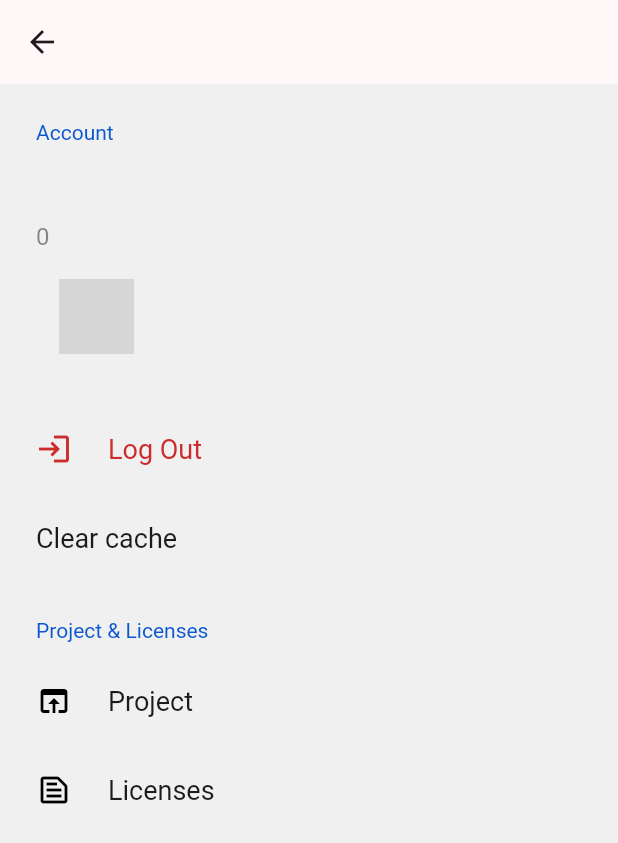
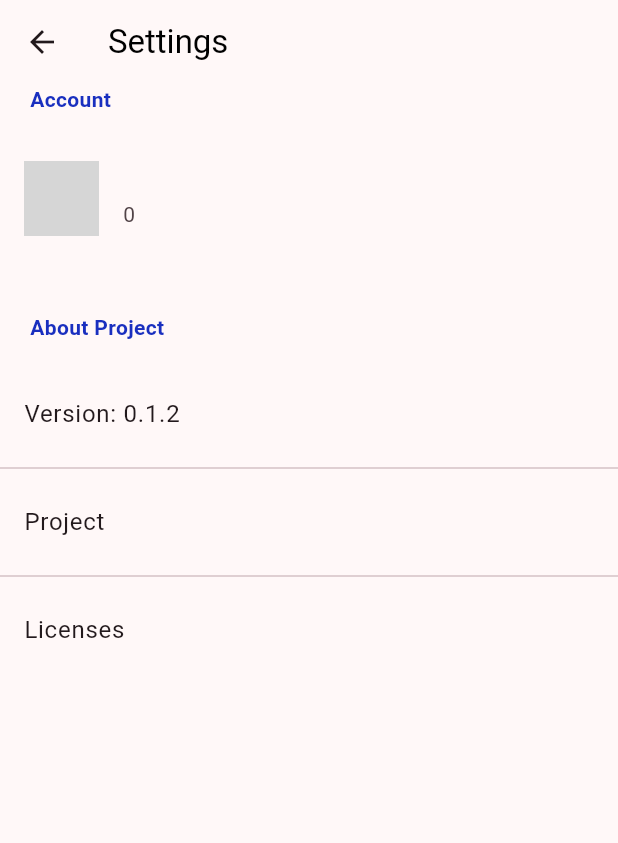
Before and after one commit to FussuChalice/OpenNZ, a Flutter app: the SettingsScreen screen opened directly, on a phone screen of 412 x 824 dp. Shown: the top 843 px of the screen. Run offline on Flutter 3.47's test engine with Material 3 defaults, Android fonts, the phone set to English and light mode, and no system bars; drawn by our look-alikes of cached_network_image, settings_ui; our stand-ins replace either_dart, figma_squircle, gap, hive_flutter; accounts and stored records are empty; generated files the repository leaves out were written again; network calls fail; grey boxes are pictures that could not be loaded.

Commit message:
feat : add license and change settings screen

```diff
--- a/lib/colors.dart
+++ b/lib/colors.dart
@@ -14,6 +14,8 @@ class ApplicationColors {
   static Color missedLessonsTable = const Color.fromARGB(255, 235, 96, 96);
   static Color subjectMarksTable = const Color(0xFFB5F2C2);
 
+  static Color textDivider = const Color(0xFF192fbf);
+
   static LinearGradient backgroundGradient = const LinearGradient(
     begin: Alignment(0.03, -1.00),
     end: Alignment(-0.03, 1),
--- a/lib/l10n/en.arb
+++ b/lib/l10n/en.arb
@@ -33,6 +33,7 @@
     "endTime": "End time",
     "account": "Account",
     "logOut": "Log Out",
-    "projectAndLicenses": "Project & Licenses",
+    "aboutProject": "About Project",
+    "settings": "Settings",
     "licenses": "Licenses"
 }
--- a/lib/l10n/ru.arb
+++ b/lib/l10n/ru.arb
@@ -33,6 +33,7 @@
     "endTime": "Время конца",
     "account": "Аккаунт",
     "logOut": "Выйти",
-    "projectAndLicenses": "Проект и Лицензии",
+    "aboutProject": "Про проект",
+    "settings": "Настройки",
     "licenses": "Лицензии"
 }
--- a/lib/l10n/uk.arb
+++ b/lib/l10n/uk.arb
@@ -33,6 +33,7 @@
     "endTime": "Час закінчення",
     "account": "Аккаунт",
     "logOut": "Вийти",
-    "projectAndLicenses": "Проєкт та Ліцензії",
+    "aboutProject": "Про проєкт",
+    "settings": "Налаштування",
     "licenses": "Ліцензії"
 }
--- a/lib/screens/settings_screen.dart
+++ b/lib/screens/settings_screen.dart
@@ -1,13 +1,16 @@
 import 'package:cached_network_image/cached_network_image.dart';
 import 'package:flutter/material.dart';
+import 'package:gap/gap.dart';
 import 'package:hive_flutter/hive_flutter.dart';
 import 'package:opennz_ua/colors.dart';
 import 'package:opennz_ua/network.dart';
 import 'package:opennz_ua/providers.dart';
 import 'package:flutter_gen/gen_l10n/app_localizations.dart';
 import 'package:opennz_ua/screens.dart';
+import 'package:opennz_ua/version.dart';
+import 'package:opennz_ua/widgets.dart';
+import 'package:opennz_ua/widgets/custom_circle_avatar.dart';
 import 'package:provider/provider.dart';
-import 'package:settings_ui/settings_ui.dart';
 import 'package:url_launcher/url_launcher.dart';
 
 class SettingsScreen extends StatefulWidget {
@@ -30,116 +33,51 @@ class _SettingsScreenState extends State<SettingsScreen> {
     // );
 
     return Scaffold(
-      appBar: AppBar(),
-      body: SettingsList(
-        sections: [
-          SettingsSection(
-            title: Text(AppLocalizations.of(context)!.account),
-            tiles: <SettingsTile>[
-              SettingsTile(
-                title: Column(
-                  crossAxisAlignment: CrossAxisAlignment.start,
-                  children: [
-                    Text(
-                      userProvider.user.fio,
-                      style: TextStyle(
-                        color: ApplicationColors.black,
-                        fontSize: 20,
+        appBar: AppBar(
+          title: Text(
+            AppLocalizations.of(context)!.settings,
+            style: TextStyle(color: ApplicationColors.black),
           ),
         ),
-                    Text(
-                      userProvider.user.studentId.toString(),
-                      style: TextStyle(
-                        color: ApplicationColors.darkGrey,
-                        fontSize: 16,
+        body: ListView(
+          children: [
+            TextDivider(text: AppLocalizations.of(context)!.account),
+            const Gap(20),
+            ListTile(
+              leading: CustomCircleAvatar(
+                userName: userProvider.user.fio,
               ),
-                    )
-                  ],
+              title: Text(userProvider.user.fio),
+              subtitle: Text(userProvider.user.studentId.toString()),
+              onTap: () {},
             ),
-                value: Padding(
-                  padding: const EdgeInsets.all(15),
-                  child: CachedNetworkImage(
-                    imageUrl: DiceBearService.generateAvatarURL(
-                        DiceBearStyle.identicon, userProvider.user.fio),
-                    imageBuilder: (context, imageProvider) => Container(
-                      decoration: BoxDecoration(
-                        border: Border.all(
-                            width: 2, color: ApplicationColors.greyWhite),
-                        shape: BoxShape.circle,
-                        image: DecorationImage(
-                          image: imageProvider,
-                          fit: BoxFit.cover,
+            const Gap(40),
+            TextDivider(text: AppLocalizations.of(context)!.aboutProject),
+            const Gap(20),
+            ListTile(
+              title: Text(
+                  "${AppLocalizations.of(context)!.versionB}: $APPLICATION_VERSION"),
+              onTap: () {},
             ),
-                      ),
-                    ),
-                    width: 50,
-                    height: 50,
-                  ),
-                ),
-              ),
-              SettingsTile(
-                title: Text(
-                  AppLocalizations.of(context)!.logOut,
-                  style: TextStyle(color: ApplicationColors.logOutButtonRed),
-                ),
-                onPressed: (context) async {
-                  var box = await Hive.openBox("auth_data");
-                  await box.clear();
-
-                  if (context.mounted) {
-                    Navigator.pushReplacement(
-                        context,
-                        MaterialPageRoute(
-                            builder: (context) => const LogInScreen()));
-                  }
-                },
-                leading: Icon(
-                  Icons.login_outlined,
-                  color: ApplicationColors.logOutButtonRed,
-                ),
-              )
-            ],
-          ),
-          SettingsSection(tiles: [
-            SettingsTile(
-              title: Text("Clear cache"),
-              onPressed: (context) async {
-                await NetworkCacheManager().clearCache();
-              },
-            )
-          ]),
-          SettingsSection(
-              title: Text(AppLocalizations.of(context)!.projectAndLicenses),
-              tiles: [
-                SettingsTile(
+            const Divider(),
+            ListTile(
               title: Text(AppLocalizations.of(context)!.project),
-                  onPressed: (context) async {
+              onTap: () async {
                 await launchUrl(
                     Uri.parse("https://github.com/FussuChalice/OpenNZ"));
               },
-                  leading: Icon(
-                    Icons.open_in_browser,
-                    color: ApplicationColors.black,
             ),
-                ),
-                SettingsTile(
+            const Divider(),
+            ListTile(
               title: Text(AppLocalizations.of(context)!.licenses),
-                  onPressed: (context) {
+              onTap: () {
                 Navigator.push(
                     context,
                     MaterialPageRoute(
-                        builder: (context) => const LicensePage(),
+                        builder: (context) => const LicensePage()));
+              },
             ),
-                    );
-                  },
-                  leading: Icon(
-                    Icons.text_snippet_outlined,
-                    color: ApplicationColors.black,
-                  ),
-                ),
-              ])
           ],
-      ),
-    );
+        ));
   }
 }
--- a/lib/version.dart
+++ b/lib/version.dart
@@ -1,3 +1,3 @@
 // ignore_for_file: constant_identifier_names
 
-const String APPLICATION_VERSION = "0.1.0";
+const String APPLICATION_VERSION = "0.1.2";
--- a/lib/widgets.dart
+++ b/lib/widgets.dart
@@ -10,3 +10,5 @@ export 'widgets/missed_lessons_dialog.dart';
 export 'widgets/marks_preview_item.dart';
 export 'widgets/custom_table_cell.dart';
 export 'widgets/timetable_date_divider.dart';
+export 'widgets/custom_circle_avatar.dart';
+export 'widgets/text_divider.dart';
--- /dev/null
+++ b/lib/widgets/custom_circle_avatar.dart
@@ -0,0 +1,30 @@
+import 'package:cached_network_image/cached_network_image.dart';
+import 'package:flutter/widgets.dart';
+import 'package:opennz_ua/colors.dart';
+import 'package:opennz_ua/network.dart';
+
+class CustomCircleAvatar extends StatelessWidget {
+  const CustomCircleAvatar({super.key, required this.userName});
+
+  final String userName;
+
+  @override
+  Widget build(BuildContext context) {
+    return CachedNetworkImage(
+      imageUrl:
+          DiceBearService.generateAvatarURL(DiceBearStyle.identicon, userName),
+      imageBuilder: (context, imageProvider) => Container(
+        decoration: BoxDecoration(
+          border: Border.all(width: 2, color: ApplicationColors.greyWhite),
+          shape: BoxShape.circle,
+          image: DecorationImage(
+            image: imageProvider,
+            fit: BoxFit.cover,
+          ),
+        ),
+      ),
+      width: 50,
+      height: 50,
+    );
+  }
+}
--- /dev/null
+++ b/lib/widgets/text_divider.dart
@@ -0,0 +1,23 @@
+import 'package:flutter/widgets.dart';
+import 'package:opennz_ua/colors.dart';
+
+class TextDivider extends StatelessWidget {
+  const TextDivider({super.key, required this.text});
+
+  final String text;
+
+  @override
+  Widget build(BuildContext context) {
+    return Padding(
+      padding: const EdgeInsets.only(left: 20, right: 20),
+      child: Text(
+        text,
+        style: TextStyle(
+          color: ApplicationColors.textDivider,
+          fontSize: 14,
+          fontWeight: FontWeight.bold,
+        ),
+      ),
+    );
+  }
+}
```
Also changed, not shown: 1 other file. Lines whose indentation alone changed are shown as unchanged.
